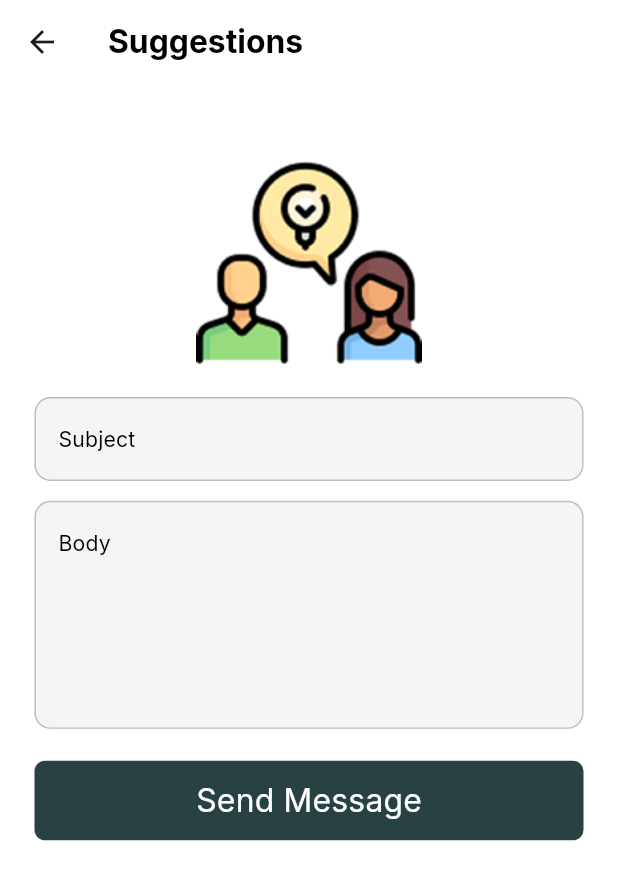
After one commit to EzatRashad/Tranqulity, a Flutter app: the Suggestions screen opened directly, on a phone screen of 412 x 824 dp. The commit adds this screen. Shown: the top 880 px of the screen. Run offline on Flutter 3.47's test engine with Material 3 defaults, Android fonts, the phone set to English and light mode, and no system bars; our stand-ins replace flutter_screenutil, flutter_svg, image_picker.

Commit message:
add Suggestions view

```diff
--- a/lib/core/widgets/custom_text_form_filed.dart
+++ b/lib/core/widgets/custom_text_form_filed.dart
@@ -1,21 +1,25 @@
-import '/core/style/app_colors.dart';
 import 'package:flutter/material.dart';
 import 'package:flutter_screenutil/flutter_screenutil.dart';
+
+import '/core/style/app_colors.dart';
 
 class CustomTextFormFiled extends StatelessWidget {
   const CustomTextFormFiled({
     super.key,
+    this.maxLines = 1,
     required this.controller,
     this.obscureText = false,
     this.suffixIcon,
     this.validator,
     required this.hint,
   });
+
   final TextEditingController controller;
   final String hint;
   final bool obscureText;
   final Widget? suffixIcon;
   final String? Function(String?)? validator;
+  final int maxLines;
 
   @override
   Widget build(BuildContext context) {
@@ -27,18 +31,19 @@ class CustomTextFormFiled extends StatelessWidget {
       cursorColor: AppColors.borderColor,
       controller: controller,
       obscureText: obscureText,
-
+      maxLines: maxLines,
       decoration: InputDecoration(
         fillColor: AppColors.primary.withOpacity(0.05),
         filled: true,
         hintText: hint,
         suffixIcon: suffixIcon,
-        hintStyle: Theme.of(context)
-            .textTheme
-            .titleSmall,
+        hintStyle: Theme.of(context).textTheme.titleSmall,
         enabledBorder: OutlineInputBorder(
           borderRadius: BorderRadius.circular(12.r),
-          borderSide: BorderSide(color: AppColors.primary.withValues(alpha: 0.3), width: 1.w),
+          borderSide: BorderSide(
+            color: AppColors.primary.withValues(alpha: 0.3),
+            width: 1.w,
+          ),
         ),
         focusedBorder: OutlineInputBorder(
           borderRadius: BorderRadius.circular(12),
--- a/lib/views/layout/widgets/app_drawer.dart
+++ b/lib/views/layout/widgets/app_drawer.dart
@@ -5,6 +5,7 @@ import 'package:tranqulity/core/utils/navigate.dart';
 import 'package:tranqulity/core/utils/utils.dart';
 import 'package:tranqulity/core/widgets/custom_image_widget.dart';
 import 'package:tranqulity/views/login/login.dart';
+import 'package:tranqulity/views/suggestions.dart';
 
 class AppDrawer extends StatelessWidget {
   const AppDrawer({super.key});
@@ -64,7 +65,7 @@ class AppDrawer extends StatelessWidget {
           Item(
             title: "Suggestions",
             image: "suggestion.svg",
-            page: LoginView(),
+            page: Suggestions(),
           ),
           16.ph,
           Item(
--- /dev/null
+++ b/lib/views/suggestions.dart
@@ -0,0 +1,66 @@
+import 'package:flutter/material.dart';
+import 'package:flutter_screenutil/flutter_screenutil.dart';
+import 'package:tranqulity/core/style/app_colors.dart';
+import 'package:tranqulity/core/utils/utils.dart';
+import 'package:tranqulity/core/widgets/custom_image_widget.dart';
+
+import '../core/widgets/button_widget.dart';
+import '../core/widgets/custom_text_form_filed.dart';
+
+class Suggestions extends StatefulWidget {
+  const Suggestions({super.key});
+
+  @override
+  State<Suggestions> createState() => _SuggestionsState();
+}
+
+class _SuggestionsState extends State<Suggestions> {
+  final subjectController = TextEditingController();
+
+  final bodyController = TextEditingController();
+
+  final _formKey = GlobalKey<FormState>();
+
+  @override
+  Widget build(BuildContext context) {
+    return Scaffold(
+      appBar: AppBar(
+        backgroundColor: AppColors.transparent,
+        title: Text(
+          "Suggestions",
+          style: Theme.of(
+            context,
+          ).textTheme.titleLarge!.copyWith(fontSize: 24.sp),
+        ),
+      ),
+      body: Form(
+        child: ListView(
+          padding: EdgeInsetsDirectional.symmetric(horizontal: 24.w),
+          children: [
+            50.ph,
+            AppImage(imageName: "suggest.png", width: 170.w, height: 170.h),
+            16.ph,
+            CustomTextFormFiled(
+              hint: "Subject",
+              controller: subjectController,
+            ),
+            15.ph,
+            CustomTextFormFiled(
+              hint: "Body",
+              controller: bodyController,
+              maxLines: 5,
+            ),
+            24.ph,
+            AppButton(
+              height: 60.h,
+              title: "Send Message",
+              onTap: () {},
+              radius: 8.r,
+              buttonColor: AppColors.primary,
+            ),
+          ],
+        ),
+      ),
+    );
+  }
+}
```
